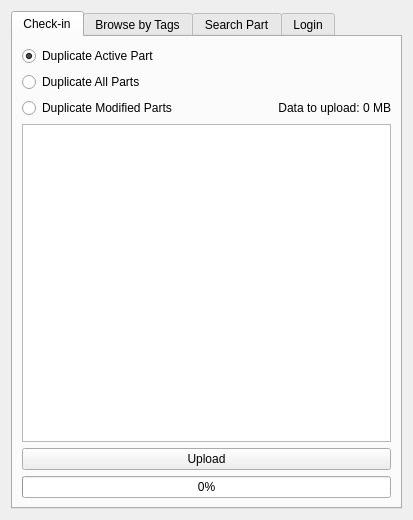
Old version of the form taack-plm.ui in the repository Taack/taack-plm-freecad.
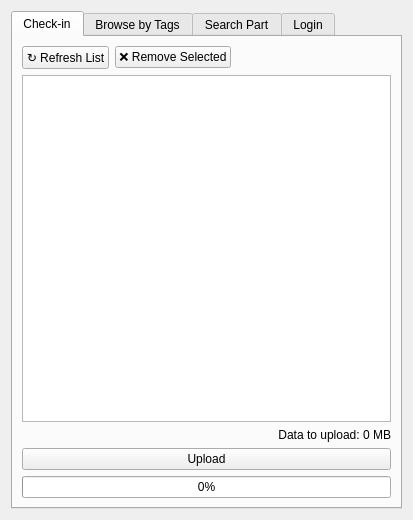
New version of the form.

The edit to the form file:
```diff
--- a/taack-plm.ui
+++ b/taack-plm.ui
@@ -25,31 +25,53 @@
        <string>Check-in</string>
       </attribute>
       <layout class="QGridLayout" name="checkInLayout">
-       <item row="0" column="0">
-        <widget class="QRadioButton" name="forkActive">
+
+     <item row="0" column="0" colspan="2">
+      <layout class="QHBoxLayout" name="uploadListButtonsLayout">
+       <item>
+        <widget class="QPushButton" name="refreshUploadListButton">
          <property name="text">
-          <string>Duplicate Active Part</string>
-         </property>
-         <property name="checked">
-          <bool>true</bool>
-         </property>
+            <string>↻ Refresh List</string>
+          </property>
         </widget>
        </item>
-       <item row="1" column="0">
-        <widget class="QRadioButton" name="forkAll">
+
+       <item>
+        <widget class="QPushButton" name="removeUploadPartButton">
          <property name="text">
-          <string>Duplicate All Parts</string>
+          <string>❌ Remove Selected</string>
          </property>
         </widget>
        </item>
-       <item row="2" column="0">
-        <widget class="QRadioButton" name="forkTouched">
-         <property name="text">
-          <string>Duplicate Modified Parts</string>
+
+       <item>
+        <spacer name="uploadListButtonsSpacer">
+         <property name="orientation">
+          <enum>Qt::Orientation::Horizontal</enum>
          </property>
-        </widget>
-       </item>
-       <item row="2" column="1">
+         <property name="sizeHint" stdset="0">
+          <size>
+           <width>40</width>
+           <height>20</height>
+          </size>
+         </property>
+        </spacer>
+       </item>
+      </layout>
+     </item>
+
+     <item row="1" column="0" colspan="2">
+      <widget class="QListWidget" name="List">
+       <property name="minimumSize">
+        <size>
+         <width>0</width>
+         <height>100</height>
+        </size>
+       </property>
+      </widget>
+     </item>
+
+     <item row="2" column="0" colspan="2">
         <widget class="QLabel" name="uploadSizeLabel">
          <property name="text">
           <string>Data to upload: 0 MB</string>
@@ -59,17 +81,8 @@
          </property>
         </widget>
        </item>
+
        <item row="3" column="0" colspan="2">
-        <widget class="QListWidget" name="List">
-         <property name="minimumSize">
-          <size>
-           <width>0</width>
-           <height>100</height>
-          </size>
-         </property>
-        </widget>
-       </item>
-       <item row="4" column="0" colspan="2">
         <widget class="QPushButton" name="uploadButton">
          <property name="text">
           <string>Upload</string>
```
Left out of the diff: 7 changed lines with no effect on the pictures. Lines whose indentation alone changed are shown as unchanged.
